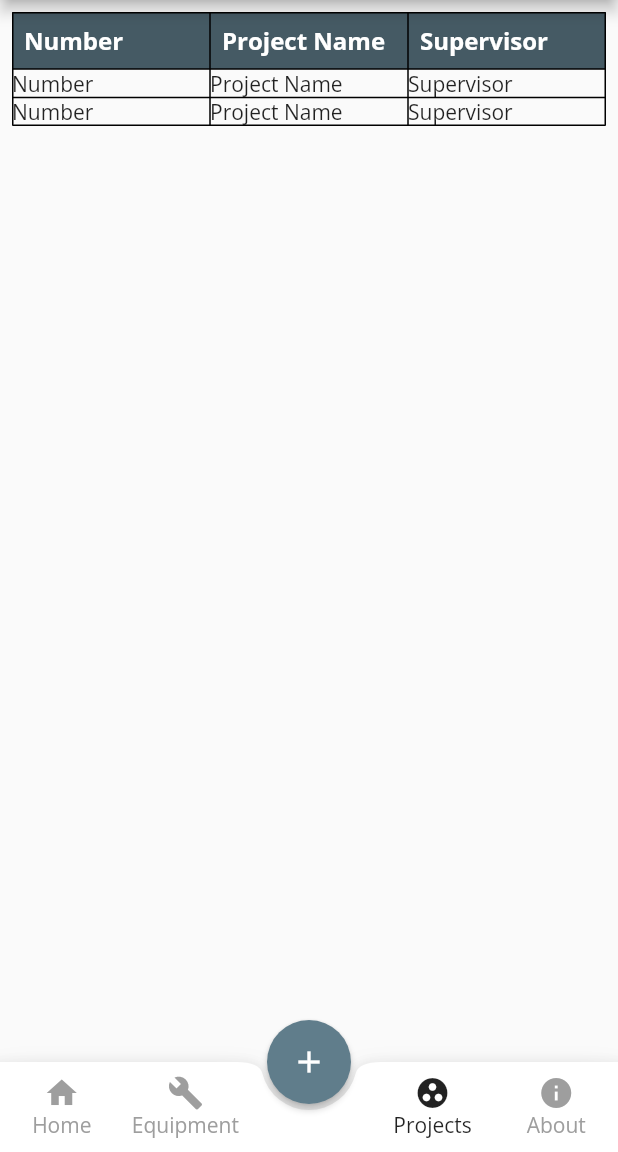
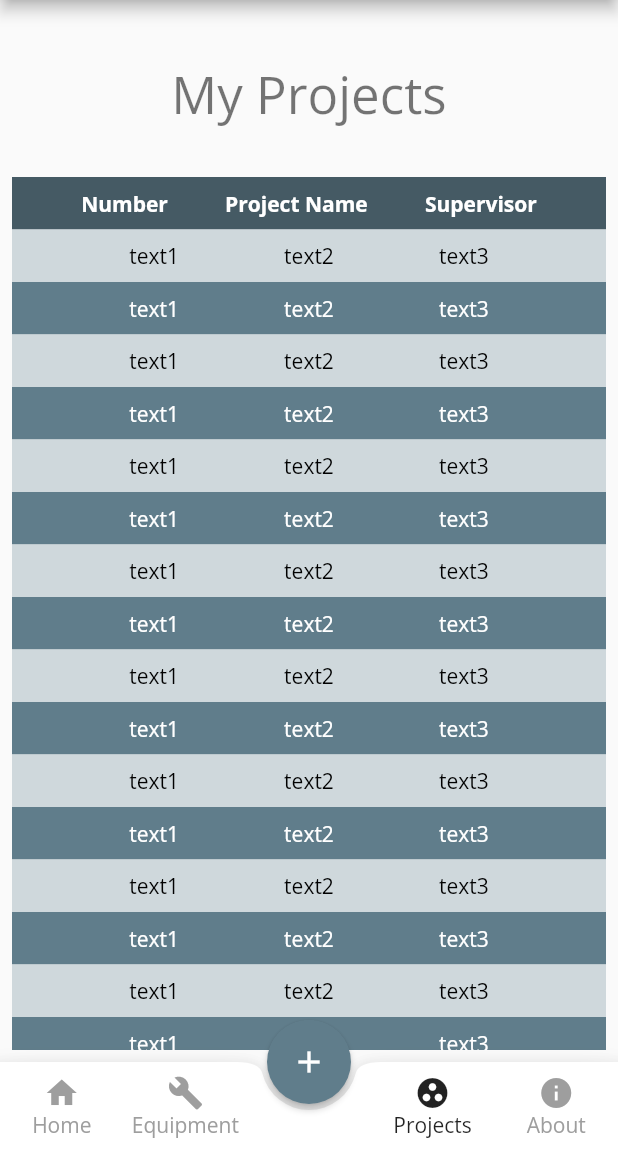
Before and after one commit to viniciusbenite/makerlab2020, a Flutter app: the screen it shows after launch, item 3 of the bottom bar chosen, on a phone screen of 412 x 824 dp, the part 84-1236 px from its top. Run offline on Flutter 3.47's test engine with Material 2 defaults, Android fonts, the light colour scheme and no system bars; our stand-ins replace google_fonts.

Commit message:
projects done statically

```diff
--- a/makerlab/lib/screens/projects.dart
+++ b/makerlab/lib/screens/projects.dart
@@ -10,51 +10,72 @@ class Projects extends StatefulWidget {
 class _ProjectsState extends State<Projects> {
   @override
   Widget build(BuildContext context) {
-    return SingleChildScrollView(
-      child: Padding(
-        padding: const EdgeInsets.all(8.0),
-        child: Table(
-          border: TableBorder.all(),
-          defaultVerticalAlignment: TableCellVerticalAlignment.top,
-          children: [
-            TableRow(
-              decoration:
-                  BoxDecoration(color: Theme.of(context).primaryColorDark),
+    return Padding(
+      padding: const EdgeInsets.all(8.0),
+      child: ListView.builder(
+        itemBuilder: (context, index) {
+          if (index == 0)
+            return Column(
               children: [
-                _text('Number', true),
-                _text('Project Name', true),
-                _text('Supervisor', true),
+                Padding(
+                  padding: const EdgeInsets.all(32.0),
+                  child: Text(
+                    'My Projects',
+                    style: Theme.of(context).textTheme.headline4,
+                  ),
+                ),
+                _tableRow("Number", "Project Name", "Supervisor", index),
               ],
-            ),
-            TableRow(
-              children: [
-                Text('Number'),
-                Text('Project Name'),
-                Text('Supervisor'),
-              ],
-            ),
-            TableRow(
-              children: [
-                Text('Number'),
-                Text('Project Name'),
-                Text('Supervisor'),
-              ],
-            ),
-          ],
-        ),
+            );
+          return _tableRow("text1", "text2", "text3", index);
+        },
       ),
     );
   }
 
-  Widget _text(String text, bool bold) => Padding(
-    padding: const EdgeInsets.all(8.0),
-    child: Text(
-          text,
-          style: TextStyle(
-            color: Colors.white,
-            fontWeight: bold? FontWeight.bold: FontWeight.normal,
-            fontSize: 16
+  Widget _tableRow(text1, text2, text3, index) {
+    Color color;
+    if (index == 0) {
+      color = Theme.of(context).primaryColorDark;
+    } else if (index % 2 != 0)
+      color = Theme.of(context).primaryColorLight;
+    else
+      color = Theme.of(context).primaryColor;
+
+    return Container(
+      padding: EdgeInsets.all(8.0),
+      decoration: BoxDecoration(
+        color: color,
+      ),
+      child: Row(
+        mainAxisAlignment: MainAxisAlignment.spaceEvenly,
+        children: [
+          Text(
+            text1,
+            style: TextStyle(
+              color:
+                  index == 0 || index % 2 == 0 ? Colors.white : Colors.black,
+              fontWeight: index == 0 ? FontWeight.bold : FontWeight.normal,
+            ),
           ),
-        ),
-  );
+          Text(
+            text2,
+            style: TextStyle(
+              color:
+                  index == 0 || index % 2 == 0 ? Colors.white : Colors.black,
+              fontWeight: index == 0 ? FontWeight.bold : FontWeight.normal,
+            ),
+          ),
+          Text(
+            text3,
+            style: TextStyle(
+              color:
+                  index == 0 || index % 2 == 0 ? Colors.white : Colors.black,
+              fontWeight: index == 0 ? FontWeight.bold : FontWeight.normal,
+            ),
+          ),
+        ],
+      ),
+    );
+  }
 }
```
